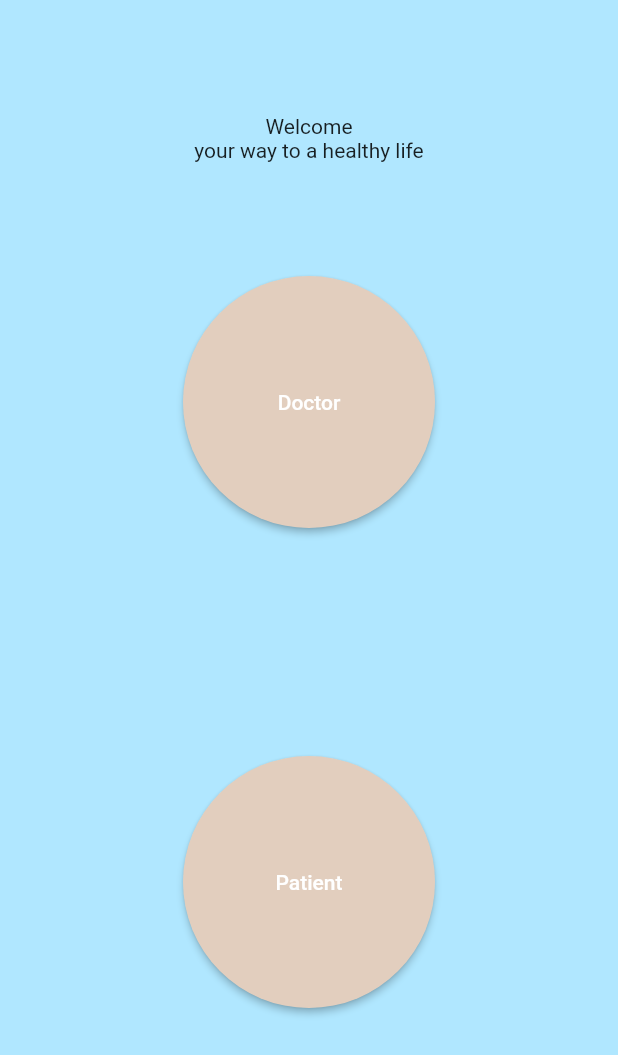
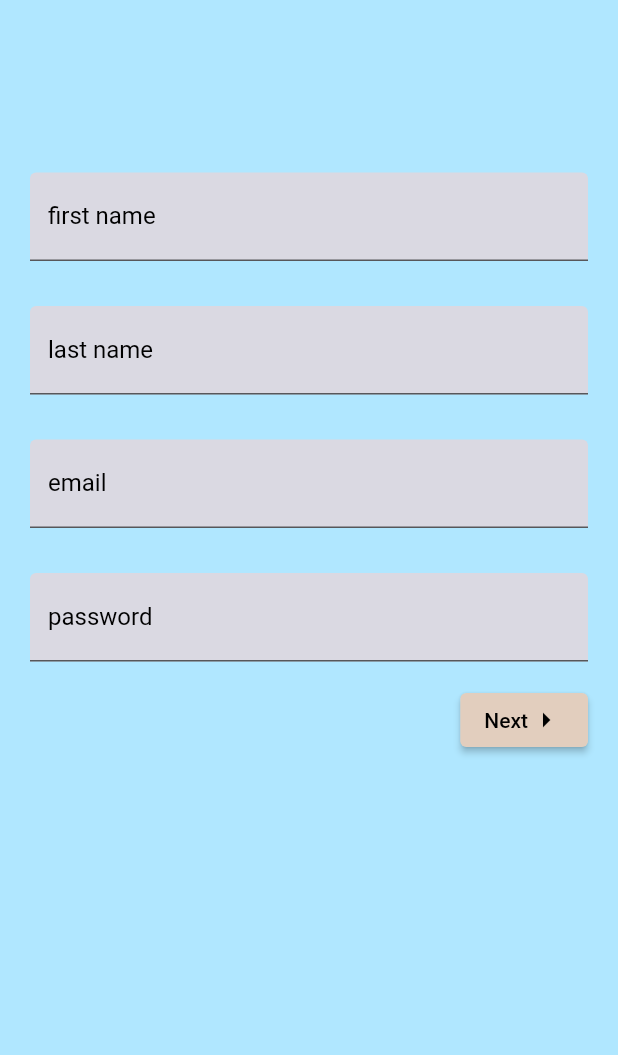
Before and after one commit to Void018/EEESE2022, a Flutter app: the screen it shows after launch, after a tap on "Patient", on a phone screen of 412 x 824 dp. Shown: the top 1055 px of the screen. Run offline on Flutter 3.47's test engine with Material 2 defaults, Android fonts, the phone set to English and light mode, and no system bars; our stand-ins replace cloud_firestore, firebase_core, flutter_svg; accounts and stored records are empty.

Commit message:
made basic skeleton for the app

```diff
--- a/analysis_options.yaml
+++ b/analysis_options.yaml
@@ -24,6 +24,10 @@ linter:
   rules:
     # avoid_print: false  # Uncomment to disable the `avoid_print` rule
     # prefer_single_quotes: true  # Uncomment to enable the `prefer_single_quotes` rule
+    prefer_const_literals_to_create_immutables: false
+    prefer_const_constructors: false
+
+
 
 # Additional information about this file can be found at
 # https://dart.dev/guides/language/analysis-options
--- a/lib/config/routes.dart
+++ b/lib/config/routes.dart
@@ -1,4 +1,6 @@
 class Routes {
-  static const home = '/';
-  static const app = 'app';
+  static const login = '/login';
+  static const signup = '/signup';
+  static const signupDetails = '/signup_details';
+  static const mainScreen = '/main_screen';
 }
--- a/lib/main.dart
+++ b/lib/main.dart
@@ -1,5 +1,6 @@
 // ignore_for_file: prefer_const_constructors
 
+import 'package:eeese2022/config/routes.dart';
 import 'package:eeese2022/repos/chat_repo.dart';
 import 'package:eeese2022/repos/database.dart';
 import 'package:eeese2022/repos/doctor_repo.dart';
@@ -7,7 +8,9 @@ import 'package:eeese2022/repos/drug_repo.dart';
 import 'package:eeese2022/repos/patient_repo.dart';
 import 'package:eeese2022/repos/report_repo.dart';
 import 'package:eeese2022/screens/auth_screens/sign_in_screen.dart';
+import 'package:eeese2022/screens/auth_screens/sign_up_details.dart';
 import 'package:eeese2022/screens/auth_screens/sign_up_screen.dart';
+import 'package:eeese2022/screens/main_screen/main_screen.dart';
 import 'package:flutter/gestures.dart';
 import 'package:flutter/material.dart';
 import 'package:provider/provider.dart';
@@ -32,10 +35,26 @@ class MyApp extends StatelessWidget {
         ChangeNotifierProvider(create: (context) => Database()),
       ],
       child: MaterialApp(
-        home: Scaffold(
-          backgroundColor: Color(0xFFB0E7FF),
-          // body: SigninScreen(),
-          body: SignUp(),
+        theme: Theme.of(context).copyWith(
+          elevatedButtonTheme: ElevatedButtonThemeData(
+            style: ElevatedButton.styleFrom(
+              // shape: CircleBorder(),
+              primary: Color(0xffE2CEBE),
+            ),
+          ),
+        ),
+        routes: {
+          Routes.login: (context) => SigninScreen(),
+          Routes.signup: (context) => SignUpScreen(),
+          Routes.mainScreen: (context) => MainScreen(),
+          Routes.signupDetails: (context) => SignupDetails(),
+        },
+        home: SafeArea(
+          child: Scaffold(
+            backgroundColor: Color(0xFFB0E7FF),
+            // body: SigninScreen(),
+            body: SignUpScreen(),
+          ),
         ),
       ),
     );
--- /dev/null
+++ b/lib/screens/auth_screens/sign_up_details.dart
@@ -0,0 +1,71 @@
+// ignore_for_file: prefer_const_constructors
+
+import 'package:eeese2022/config/routes.dart';
+import 'package:eeese2022/screens/main_screen/main_screen.dart';
+import 'package:flutter/material.dart';
+import 'package:flutter_svg/svg.dart';
+
+class SignupDetails extends StatelessWidget {
+  const SignupDetails({Key? key}) : super(key: key);
+
+  @override
+  Widget build(BuildContext context) {
+    return Scaffold(
+      backgroundColor: Color(0xFFB0E7FF),
+      body: Padding(
+        padding: const EdgeInsets.symmetric(horizontal: 20),
+        child: ListView(
+          children: [
+            SizedBox(height: 100),
+            _createInputField(labelText: 'first name'),
+            _createInputField(labelText: 'last name'),
+            _createInputField(labelText: 'email'),
+            _createInputField(labelText: 'password'),
+            Align(
+              alignment: Alignment.centerRight,
+              child: ElevatedButton(
+                onPressed: () {
+                  Navigator.of(context).pushNamed(Routes.mainScreen);
+                },
+                style: ElevatedButton.styleFrom(
+                  // shape: CircleBorder(),
+                  primary: Color(0xffE2CEBE),
+                ),
+                child: Row(
+                  mainAxisAlignment: MainAxisAlignment.end,
+                  mainAxisSize: MainAxisSize.min,
+                  children: [
+                    Text(
+                      'Next',
+                      style: TextStyle(color: Colors.black),
+                    ),
+                    Icon(
+                      Icons.arrow_right,
+                      color: Colors.black,
+                    ),
+                  ],
+                ),
+              ),
+            ),
+          ],
+        ),
+      ),
+    );
+  }
+
+  Widget _createInputField({required String labelText}) {
+    return Padding(
+      padding: const EdgeInsets.symmetric(vertical: 15),
+      child: TextField(
+        decoration: InputDecoration(
+          fillColor: Color(0xA0F3D0D0),
+          filled: true,
+          labelText: labelText,
+          labelStyle: TextStyle(color: Colors.black),
+          focusedBorder: UnderlineInputBorder(),
+        ),
+        cursorColor: Colors.black,
+      ),
+    );
+  }
+}
--- a/lib/screens/auth_screens/sign_up_screen.dart
+++ b/lib/screens/auth_screens/sign_up_screen.dart
@@ -1,13 +1,17 @@
 // ignore_for_file: prefer_const_constructors
 
+import 'package:eeese2022/config/routes.dart';
+import 'package:eeese2022/screens/auth_screens/sign_up_details.dart';
 import 'package:flutter/material.dart';
 
-class SignUp extends StatelessWidget {
-  const SignUp({Key? key}) : super(key: key);
+class SignUpScreen extends StatelessWidget {
+  const SignUpScreen({Key? key}) : super(key: key);
 
   @override
   Widget build(BuildContext context) {
-    return Container(
+    return Scaffold(
+      backgroundColor: Color(0xFFB0E7FF),
+      body: Container(
         alignment: Alignment.center,
         child: Column(
           children: [
@@ -32,7 +36,9 @@ class SignUp extends StatelessWidget {
               width: 168,
               height: 168,
               child: ElevatedButton(
-              onPressed: () {},
+                onPressed: () {
+                  Navigator.of(context).pushNamed(Routes.signupDetails);
+                },
                 style: ElevatedButton.styleFrom(
                   shape: CircleBorder(),
                   primary: Color(0xffE2CEBE),
@@ -43,6 +49,7 @@ class SignUp extends StatelessWidget {
             Spacer(flex: 2),
           ],
         ),
+      ),
     );
   }
 }
--- a/lib/screens/doctors_screen/doctors_screen.dart
+++ b/lib/screens/doctors_screen/doctors_screen.dart
@@ -1,8 +1,6 @@
 import 'package:flutter/material.dart';
 
-void main() => runApp(MaterialApp(home: Home()));
-
-class Home extends StatelessWidget {
+class DoctorsScreen extends StatelessWidget {
   @override
   Widget build(BuildContext context) {
     return Scaffold(
--- a/pubspec.yaml
+++ b/pubspec.yaml
@@ -3,7 +3,7 @@ description: A new Flutter project.
 
 # The following line prevents the package from being accidentally published to
 # pub.dev using `flutter pub publish`. This is preferred for private packages.
-publish_to: 'none' # Remove this line if you wish to publish to pub.dev
+publish_to: "none" # Remove this line if you wish to publish to pub.dev
 
 # The following defines the version and build number for your application.
 # A version number is three numbers separated by dots, like 1.2.43
@@ -32,6 +32,7 @@ dependencies:
   firebase_core: ^1.24.0
   flutter:
     sdk: flutter
+  flutter_svg: ^1.1.5
   provider: ^6.0.4
 
 dev_dependencies:
@@ -43,12 +44,13 @@ dev_dependencies:
 # following page: https://dart.dev/tools/pub/pubspec
 # The following section is specific to Flutter packages.
 flutter:
-
   # The following line ensures that the Material Icons font is
   # included with your application, so that you can use the icons in
   # the material Icons class.
   uses-material-design: true
   # To add assets to your application, add an assets section, like this:
+  assets:
+    - assets/logo.svg
   # assets:
   #   - images/a_dot_burr.jpeg
   #   - images/a_dot_ham.jpeg
```
Also changed, not shown: lib/screens/auth_screens/sign_in_screen.dart (+17 -13 lines), lib/screens/main_screen/main.dart (deleted, +0 -82 lines), lib/screens/main_screen/main_screen.dart (added, +161 -0 lines), lib/screens/pharmacies_screen/pharmacies_screen.dart (+13 -3 lines), lib/screens/profile_screen/profile_screen.dart (+5 -4 lines), lib/screens/reports_screen/reports_screen.dart (+12 -6 lines), assets/logo.svg (added), pubspec.lock. Lines whose indentation alone changed are shown as unchanged.
